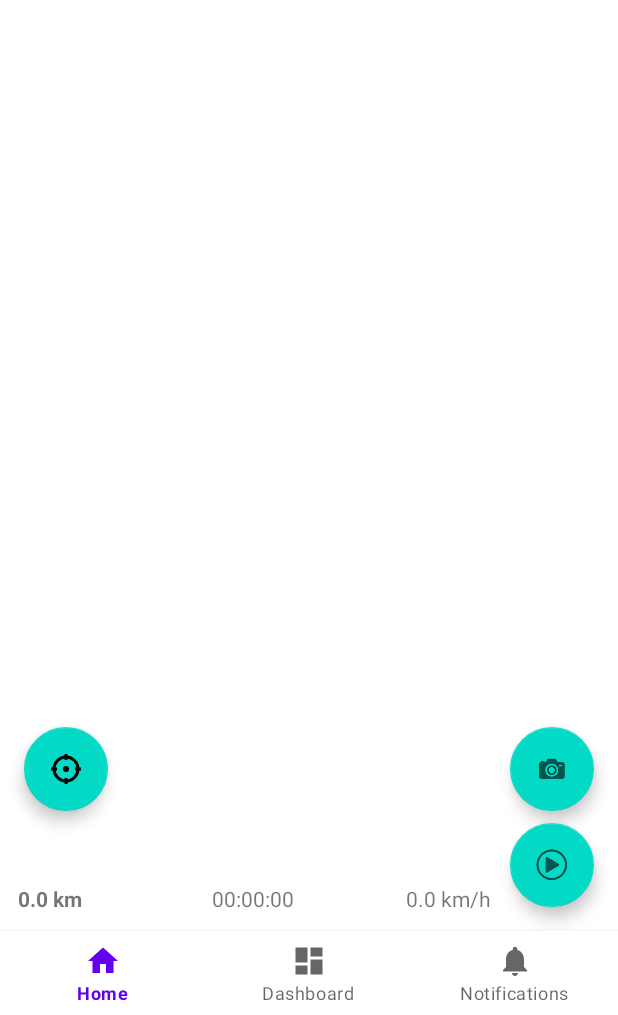
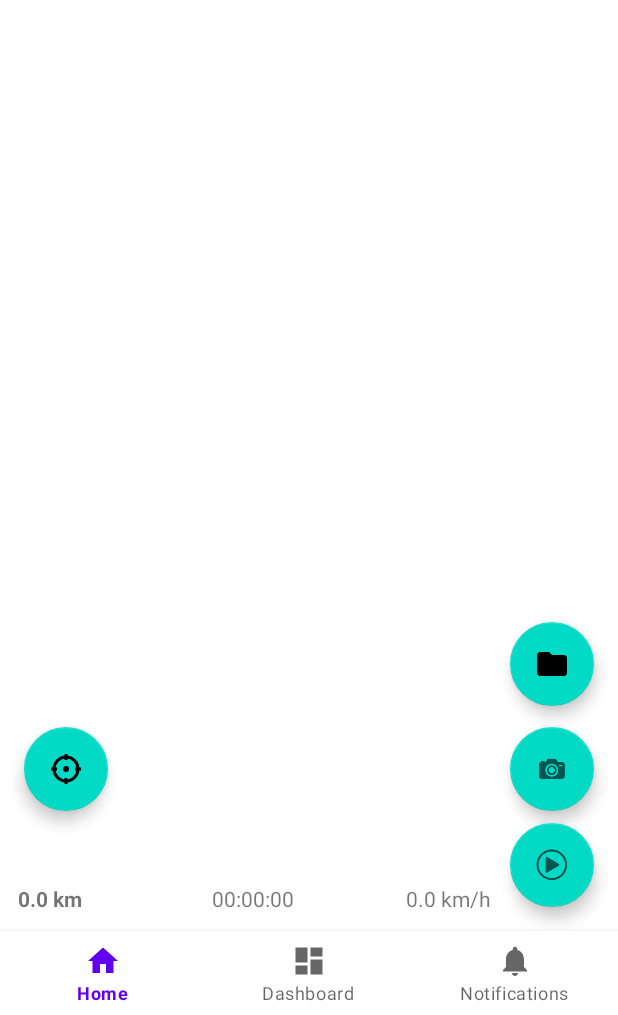
Before and after one commit to tktomaru/TomaGPS, an Android app: the screen it shows after launch (MainActivity), on a phone screen of 412 x 824 dp, the part 221-1236 px from its top. Run offline under Robolectric (Android 15) with nearby library versions, the light colour scheme and no system bars; our stand-ins replace Room's generated code, data binding, navigation-ui.

Commit message:
フォルダから写真を追加する機能

```diff
--- /dev/null
+++ b/app/src/main/res/drawable/ic_folder.xml
@@ -0,0 +1,23 @@
+<?xml version="1.0" encoding="utf-8"?>
+<vector xmlns:android="http://schemas.android.com/apk/res/android"
+    android:width="24dp"
+    android:height="24dp"
+    android:viewportWidth="24"
+    android:viewportHeight="24">
+
+    <!-- フォルダアイコン -->
+    <path
+        android:fillColor="#FF000000"
+        android:pathData="M10,4
+            H4
+            c-1.1,0 -2,0.9 -2,2
+            v12
+            c0,1.1 0.9,2 2,2
+            h16
+            c1.1,0 2,-0.9 2,-2
+            V8
+            c0,-1.1 -0.9,-2 -2,-2
+            h-8
+            l-2,-2
+            z"/>
+</vector>
--- a/app/src/main/res/layout/fragment_track.xml
+++ b/app/src/main/res/layout/fragment_track.xml
@@ -66,6 +66,18 @@
             android:layout_marginBottom="80dp"
             android:layout_marginEnd="16dp" />
 
+        <!-- Camera (Start/Stop の上に少し上げて配置) -->
+        <com.google.android.material.floatingactionbutton.FloatingActionButton
+            android:id="@+id/fabPhoto"
+            android:src="@drawable/ic_folder"
+            android:layout_width="wrap_content"
+            android:layout_height="wrap_content"
+            app:layout_anchor="@id/fabStartStop"
+            app:layout_anchorGravity="bottom|end"
+            android:layout_marginBottom="150dp"
+            android:layout_marginEnd="16dp" />
+
+
         <com.google.android.material.floatingactionbutton.FloatingActionButton
             android:id="@+id/fabMyLocation"
             android:layout_width="wrap_content"
```
Also changed, not shown: app/src/main/java/jp/tukutano/tomagps/ui/home/TrackFragment.kt (+44 -0 lines), app/src/main/res/drawable/ic_photo.xml (added, +26 -0 lines).
